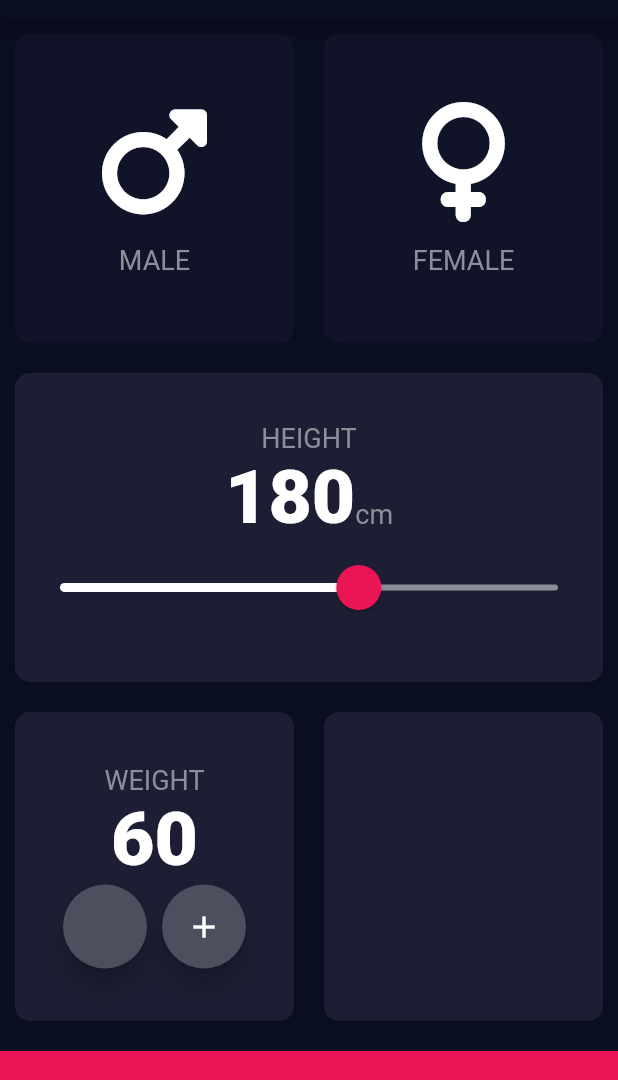
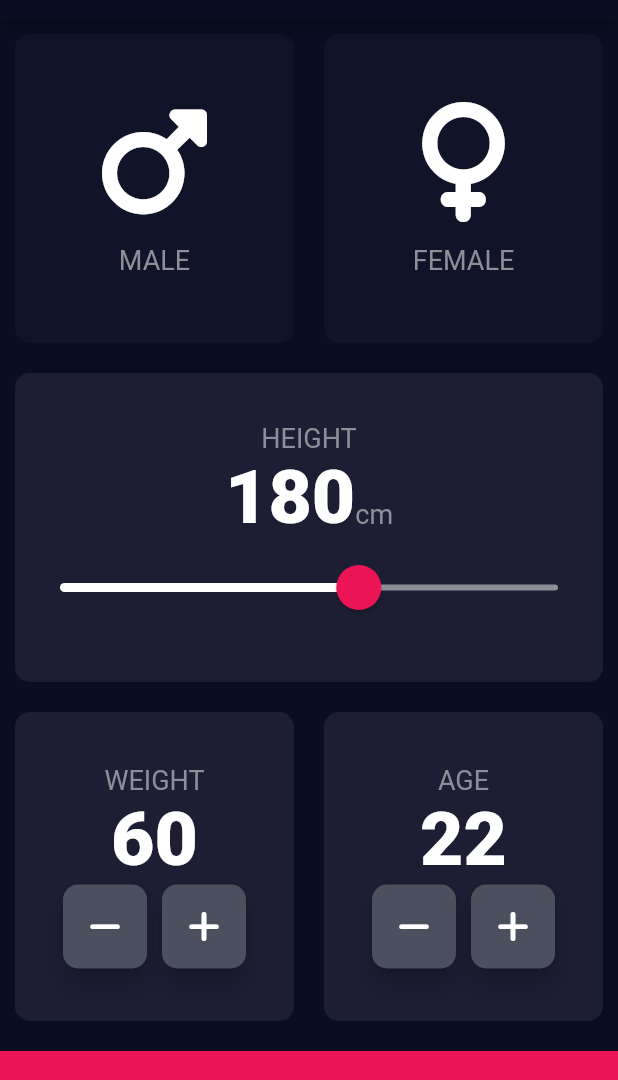
Before and after one commit to Malik-Usman17/Bmi_Calculator, a Flutter app: the screen it shows after launch, on a phone screen of 412 x 824 dp, the part 65-1145 px from its top. Run offline on Flutter 3.47's test engine with Material 2 defaults, Android fonts, the phone set to English and light mode, and no system bars; our stand-ins replace font_awesome_flutter.

Commit message:
adding buttons on age card

```diff
--- a/lib/input_page.dart
+++ b/lib/input_page.dart
@@ -22,6 +22,7 @@ class _InputPageState extends State<InputPage> {
   Gender? selectedGender;
   int height = 180;
   int weight = 60;
+  int age = 22;
 
   // Color maleCardColor = inactiveCardColor;
   // Color femaleCardColor = inactiveCardColor;
@@ -130,23 +131,22 @@ class _InputPageState extends State<InputPage> {
                         Row(
                           mainAxisAlignment: MainAxisAlignment.center,
                           children: [
-                            RoundIconButton(),
-                            // FloatingActionButton(
-                            //   backgroundColor: const Color(0xFF4C4F5E),
-                            //   onPressed: (){},
-                            //   child: const Icon(
-                            //     Icons.add,
-                            //     color: Colors.white,
-                            //   ),
-                            // ),
+                            RoundIconButton(
+                              icon: FontAwesomeIcons.minus,
+                              onPressed: () {
+                                setState(() {
+                                  weight--;
+                                });
+                              },
+                            ),
                             const SizedBox(width: 10.0),
-                            FloatingActionButton(
-                              backgroundColor: const Color(0xFF4C4F5E),
-                              onPressed: (){},
-                              child: const Icon(
-                                Icons.add,
-                                color: Colors.white,
-                              ),
+                            RoundIconButton(
+                              icon: FontAwesomeIcons.plus,
+                              onPressed: () {
+                                setState(() {
+                                  weight++;
+                                });
+                              },
                             ),
                           ],
                         ),
@@ -154,7 +154,46 @@ class _InputPageState extends State<InputPage> {
                     ),
                   ),
                   ),
-                  Expanded(child: ReusableCard(color: activeCardColor))
+                  Expanded(
+                    child: ReusableCard(
+                      color: activeCardColor,
+                      cardChild: Column(
+                        mainAxisAlignment: MainAxisAlignment.center,
+                        children: [
+                          const Text(
+                            'AGE',
+                            style: labelTextStyle,
+                          ),
+                          Text(
+                            age.toString(),
+                            style: kNumberTextStyle,
+                          ),
+                          Row(
+                            mainAxisAlignment: MainAxisAlignment.center,
+                            children: [
+                              RoundIconButton(
+                                icon: FontAwesomeIcons.minus,
+                                onPressed: (){
+                                  setState(() {
+                                    age--;
+                                  });
+                                },
+                              ),
+                              const SizedBox(width: 10),
+                              RoundIconButton(
+                                icon: FontAwesomeIcons.plus,
+                                onPressed: (){
+                                  setState(() {
+                                    age++;
+                                  });
+                                },
+                              )
+                            ],
+                          )
+                        ],
+                      ),
+                    ),
+                  )
                 ],
               ),
             ),
@@ -171,16 +210,21 @@ class _InputPageState extends State<InputPage> {
 }
 
 class RoundIconButton extends StatelessWidget {
-  const RoundIconButton({Key? key}) : super(key: key);
+  const RoundIconButton({Key? key, required this.icon, required this.onPressed}) : super(key: key);
+
+  final IconData icon;
+  // final Function onPressed;
+ final VoidCallback onPressed;
 
   @override
   Widget build(BuildContext context) {
     return RawMaterialButton(
       constraints: const BoxConstraints.tightFor(width: 56, height: 56),
       elevation: 6.0,
-      shape: const CircleBorder(),
+      shape: RoundedRectangleBorder(borderRadius: BorderRadius.circular(10)),
       fillColor: const Color(0xFF4C4F5E),
-      onPressed: (){},
+      onPressed: onPressed,
+      child: Icon(icon)
     );
   }
 }
```
